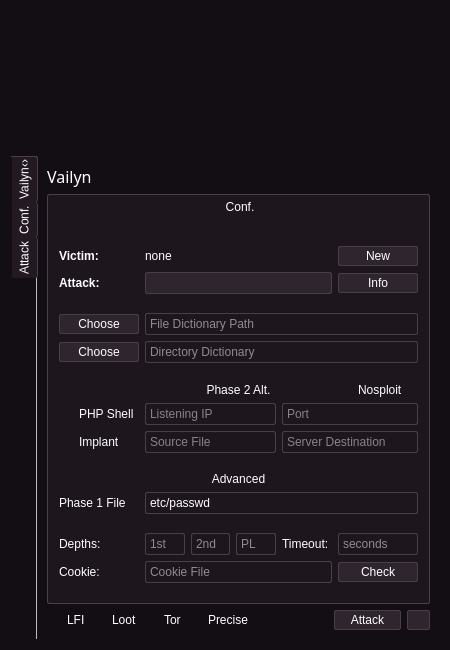
VainlyStrain/Vailyn, file core/qt5/Main.ui: the form before one commit.
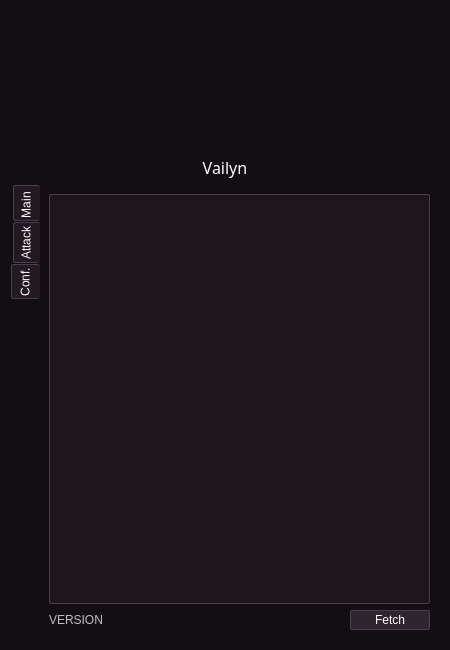
The form after the commit. The open tabs and pages were chosen to show the change. Icons and pictures are not drawn.

```diff
--- a/core/qt5/Main.ui
+++ b/core/qt5/Main.ui
@@ -601,9 +601,12 @@
 color: #ffffff;
 }
 
+QTabWidget::pane { border: 0; }
+
 QTabWidget::tab-bar {
 background-color: #130e13;
 min-width: 21;
+alignment: center;
 } 
 
 QTabBar::tab {
@@ -612,34 +615,21 @@
 border-radius: 2px;
 spacing: 6;
 padding: 2px;
+margin-bottom: 1px;
 }
 
 QTabBar::tab:selected {
-border: 1px solid #221922;
-border-left-color: #130e13; 
-border-right-color: #4a3e4a; 
+border: 1px solid #4a3e4a; /*221922*/
+/*border-left-color: #130e13; */
+border-right-color: #221922; /*4a3e4a*/
 background: #221922;
 }
 QTabBar::tab:!selected {
-border: 1px solid #221922;
-border-left-color: #130e13; 
-border-right-color: #4a3e4a; 
+border: 1px solid #4a3e4a; /*221922*/
+/*border-left-color: #130e13; */
+border-right-color: #221922; /*4a3e4a*/
 background: #221922;
-}
-QTabBar::tab:first:!selected {
-border: 1px solid #130e13;
-border-right-color: #4a3e4a; 
-border-top-color: #4a3e4a; 
-border-bottom-color: #221922;
-border-top-left-radius: 0px;
-background: #221922;
-}
-QTabBar::tab:first:selected {
-border: 1px solid #4a3e4a;
-border-left-color: #130e13; 
-border-top-left-radius: 0px;
-border-bottom-color: #221922;
-background: #221922;
+margin-left: 2px;
 }
 
 QPushButton {
@@ -850,6 +840,24 @@
      </property>
     </layout>
    </item>
+   <item>
+    <widget class="QLabel" name="activeTitleLabel">
+     <property name="font">
+      <font>
+       <family>Passero One</family>
+       <pointsize>12</pointsize>
+       <weight>50</weight>
+       <bold>false</bold>
+      </font>
+     </property>
+     <property name="text">
+      <string>Vailyn</string>
+     </property>
+     <property name="alignment">
+      <set>Qt::AlignCenter</set>
+     </property>
+    </widget>
+   </item>
    <item>
     <layout class="QVBoxLayout" name="verticalLayout_3">
      <property name="spacing">
@@ -918,112 +926,20 @@
            <bool>true</bool>
           </property>
           <property name="documentMode">
-           <bool>true</bool>
-          </property>
-          <property name="tabBarAutoHide">
            <bool>false</bool>
           </property>
-          <widget class="QWidget" name="titleTab">
-           <attribute name="icon">
-            <iconset>
-             <normaloff>icons/tid.png</normaloff>icons/tid.png</iconset>
-           </attribute>
-           <attribute name="title">
-            <string notr="true">Vailyn‹›</string>
-           </attribute>
-           <layout class="QVBoxLayout" name="verticalLayout_tab5">
-            <item>
-             <layout class="QVBoxLayout" name="verticalLayout_4">
-              <item>
-               <widget class="QLabel" name="infoLabel">
-                <property name="font">
-                 <font>
-                  <weight>75</weight>
-                  <bold>true</bold>
-                 </font>
-                </property>
-                <property name="text">
-                 <string>Info</string>
-                </property>
-               </widget>
-              </item>
-              <item>
-               <widget class="QTextBrowser" name="textBrowser">
-                <property name="openLinks">
-                 <bool>false</bool>
-                </property>
-               </widget>
-              </item>
-              <item>
-               <layout class="QHBoxLayout" name="horizontalLayout_3">
-                <item>
-                 <widget class="QLabel" name="versionLabel">
-                  <property name="enabled">
-                   <bool>false</bool>
-                  </property>
-                  <property name="text">
-                   <string>Vailyn ‹› : ‹›</string>
-                  </property>
-                 </widget>
-                </item>
-                <item>
-                 <spacer name="horizontalSpacer_2">
-                  <property name="orientation">
-                   <enum>Qt::Horizontal</enum>
-                  </property>
-                  <property name="sizeHint" stdset="0">
-                   <size>
-                    <width>40</width>
-                    <height>20</height>
-                   </size>
-                  </property>
-                 </spacer>
-                </item>
-                <item>
-                 <widget class="QPushButton" name="exitButton">
-                  <property name="toolTip">
-                   <string>&lt;html&gt;&lt;head/&gt;&lt;body&gt;&lt;p&gt;Exit the application.&lt;/p&gt;&lt;/body&gt;&lt;/html&gt;</string>
-                  </property>
-                  <property name="text">
-                   <string>Close</string>
-                  </property>
-                  <property name="icon">
-                   <iconset>
-                    <normaloff>icons/window-close.svg</normaloff>icons/window-close.svg</iconset>
-                  </property>
-                 </widget>
-                </item>
-               </layout>
-              </item>
-             </layout>
-            </item>
-           </layout>
-          </widget>
+          <property name="tabBarAutoHide">
+           <bool>true</bool>
+          </property>
           <widget class="QWidget" name="configTab">
            <attribute name="icon">
             <iconset>
              <normaloff>icons/Vailyn.png</normaloff>icons/Vailyn.png</iconset>
            </attribute>
            <attribute name="title">
-            <string notr="true">Conf.</string>
+            <string notr="true">Main </string>
            </attribute>
            <layout class="QVBoxLayout" name="verticalLayout_tab5">
-            <item>
-             <widget class="QLabel" name="mandatoryLabel">
-              <property name="font">
-               <font>
-                <family>Passero One</family>
-                <pointsize>12</pointsize>
-                <weight>50</weight>
-                <bold>false</bold>
-                <underline>false</underline>
-               </font>
-              </property>
-              <property name="text">
-               <string>Vailyn</string>
-              </property>
-             </widget>
-            </item>
             <item>
              <layout class="QVBoxLayout" name="verticalLayout_7">
               <item>
@@ -1998,6 +1914,320 @@
             </item>
            </layout>
           </widget>
+          <widget class="QWidget" name="optionTab">
+           <attribute name="icon">
+            <iconset>
+             <normaloff>icons/settings.png</normaloff>icons/settings.png</iconset>
+           </attribute>
+           <attribute name="title">
+            <string notr="true">Conf.</string>
+           </attribute>
+           <layout class="QVBoxLayout" name="verticalLayout_optTab">
+            <item>
+             <widget class="QGroupBox" name="settingsBox">
+              <property name="sizePolicy">
+               <sizepolicy hsizetype="Preferred" vsizetype="Preferred">
+                <horstretch>1</horstretch>
+                <verstretch>0</verstretch>
+               </sizepolicy>
+              </property>
+              <property name="minimumSize">
+               <size>
+                <width>0</width>
+                <height>120</height>
+               </size>
+              </property>
+              <property name="maximumSize">
+               <size>
+                <width>16777215</width>
+                <height>16777215</height>
+               </size>
+              </property>
+              <property name="palette">
+               <palette>
+                <active>
+                 <colorrole role="WindowText">
+                  <brush brushstyle="SolidPattern">
+                   <color alpha="255">
+                    <red>255</red>
+                    <green>255</green>
+                    <blue>255</blue>
+                   </color>
+                  </brush>
+                 </colorrole>
+                 <colorrole role="Button">
+                  <brush brushstyle="SolidPattern">
+                   <color alpha="255">
+                    <red>29</red>
+                    <green>22</green>
+                    <blue>29</blue>
+                   </color>
+                  </brush>
+                 </colorrole>
+                 <colorrole role="Text">
+                  <brush brushstyle="SolidPattern">
+                   <color alpha="255">
+                    <red>255</red>
+                    <green>255</green>
+                    <blue>255</blue>
+                   </color>
+                  </brush>
+                 </colorrole>
+                 <colorrole role="ButtonText">
+                  <brush brushstyle="SolidPattern">
+                   <color alpha="255">
+                    <red>255</red>
+                    <green>255</green>
+                    <blue>255</blue>
+                   </color>
+                  </brush>
+                 </colorrole>
+                 <colorrole role="Base">
+                  <brush brushstyle="SolidPattern">
+                   <color alpha="255">
+                    <red>29</red>
+                    <green>22</green>
+                    <blue>29</blue>
+                   </color>
+                  </brush>
+                 </colorrole>
+                 <colorrole role="Window">
+                  <brush brushstyle="SolidPattern">
+                   <color alpha="255">
+                    <red>29</red>
+                    <green>22</green>
+                    <blue>29</blue>
+                   </color>
+                  </brush>
+                 </colorrole>
+                 <colorrole role="PlaceholderText">
+                  <brush brushstyle="NoBrush">
+                   <color alpha="128">
+                    <red>255</red>
+                    <green>255</green>
+                    <blue>255</blue>
+                   </color>
+                  </brush>
+                 </colorrole>
+                </active>
+                <inactive>
+                 <colorrole role="WindowText">
+                  <brush brushstyle="SolidPattern">
+                   <color alpha="255">
+                    <red>255</red>
+                    <green>255</green>
+                    <blue>255</blue>
+                   </color>
+                  </brush>
+                 </colorrole>
+                 <colorrole role="Button">
+                  <brush brushstyle="SolidPattern">
+                   <color alpha="255">
+                    <red>29</red>
+                    <green>22</green>
+                    <blue>29</blue>
+                   </color>
+                  </brush>
+                 </colorrole>
+                 <colorrole role="Text">
+                  <brush brushstyle="SolidPattern">
+                   <color alpha="255">
+                    <red>255</red>
+                    <green>255</green>
+                    <blue>255</blue>
+                   </color>
+                  </brush>
+                 </colorrole>
+                 <colorrole role="ButtonText">
+                  <brush brushstyle="SolidPattern">
+                   <color alpha="255">
+                    <red>255</red>
+                    <green>255</green>
+                    <blue>255</blue>
+                   </color>
+                  </brush>
+                 </colorrole>
+                 <colorrole role="Base">
+                  <brush brushstyle="SolidPattern">
+                   <color alpha="255">
+                    <red>29</red>
+                    <green>22</green>
+                    <blue>29</blue>
+                   </color>
+                  </brush>
+                 </colorrole>
+                 <colorrole role="Window">
+                  <brush brushstyle="SolidPattern">
+                   <color alpha="255">
+                    <red>29</red>
+                    <green>22</green>
+                    <blue>29</blue>
+                   </color>
+                  </brush>
+                 </colorrole>
+                 <colorrole role="PlaceholderText">
+                  <brush brushstyle="NoBrush">
+                   <color alpha="128">
+                    <red>255</red>
+                    <green>255</green>
+                    <blue>255</blue>
+                   </color>
+                  </brush>
+                 </colorrole>
+                </inactive>
+                <disabled>
+                 <colorrole role="WindowText">
+                  <brush brushstyle="SolidPattern">
+                   <color alpha="255">
+                    <red>91</red>
+                    <green>89</green>
+                    <blue>92</blue>
+                   </color>
+                  </brush>
+                 </colorrole>
+                 <colorrole role="Button">
+                  <brush brushstyle="SolidPattern">
+                   <color alpha="255">
+                    <red>29</red>
+                    <green>22</green>
+                    <blue>29</blue>
+                   </color>
+                  </brush>
+                 </colorrole>
+                 <colorrole role="Text">
+                  <brush brushstyle="SolidPattern">
+                   <color alpha="255">
+                    <red>98</red>
+                    <green>94</green>
+                    <blue>98</blue>
+                   </color>
+                  </brush>
+                 </colorrole>
+                 <colorrole role="ButtonText">
+                  <brush brushstyle="SolidPattern">
+                   <color alpha="255">
+                    <red>100</red>
+                    <green>95</green>
+                    <blue>101</blue>
+                   </color>
+                  </brush>
+                 </colorrole>
+                 <colorrole role="Base">
+                  <brush brushstyle="SolidPattern">
+                   <color alpha="255">
+                    <red>29</red>
+                    <green>22</green>
+                    <blue>29</blue>
+                   </color>
+                  </brush>
+                 </colorrole>
+                 <colorrole role="Window">
+                  <brush brushstyle="SolidPattern">
+                   <color alpha="255">
+                    <red>29</red>
+                    <green>22</green>
+                    <blue>29</blue>
+                   </color>
+                  </brush>
+                 </colorrole>
+                 <colorrole role="PlaceholderText">
+                  <brush brushstyle="NoBrush">
+                   <color alpha="128">
+                    <red>239</red>
+                    <green>240</green>
+                    <blue>241</blue>
+                   </color>
+                  </brush>
+                 </colorrole>
+                </disabled>
+               </palette>
+              </property>
+              <property name="focusPolicy">
+               <enum>Qt::ClickFocus</enum>
+              </property>
+              <property name="autoFillBackground">
+               <bool>false</bool>
+              </property>
+              <property name="title">
+               <string/>
+              </property>
+              <property name="alignment">
+               <set>Qt::AlignCenter</set>
+              </property>
+              <property name="flat">
+               <bool>false</bool>
+              </property>
+              <property name="checkable">
+               <bool>false</bool>
+              </property>
+              <layout class="QHBoxLayout" name="horizontalLayout_9Dup">
+               <item>
+                <widget class="QWidget" name="gridWidgetDup" native="true">
+                 <property name="sizePolicy">
+                  <sizepolicy hsizetype="Preferred" vsizetype="Preferred">
+                   <horstretch>0</horstretch>
+                   <verstretch>0</verstretch>
+                  </sizepolicy>
+                 </property>
+                 <layout class="QGridLayout" name="optLayout" columnstretch="0">
+                  <property name="sizeConstraint">
+                   <enum>QLayout::SetDefaultConstraint</enum>
+                  </property>
+                  <property name="leftMargin">
+                   <number>0</number>
+                  </property>
+                  <property name="rightMargin">
+                   <number>0</number>
+                  </property>
+                 </layout>
+                </widget>
+               </item>
+              </layout>
+             </widget>
+            </item>
+            <item>
+             <layout class="QHBoxLayout" name="horizontalLayout_2">
+              <item>
+               <widget class="QLabel" name="versionLabel">
+                <property name="enabled">
+                 <bool>false</bool>
+                </property>
+                <property name="text">
+                 <string>VERSION</string>
+                </property>
+               </widget>
+              </item>
+              <item>
+               <spacer name="horizontalSpacer">
+                <property name="orientation">
+                 <enum>Qt::Horizontal</enum>
+                </property>
+                <property name="sizeHint" stdset="0">
+                 <size>
+                  <width>40</width>
+                  <height>20</height>
+                 </size>
+                </property>
+               </spacer>
+              </item>
+              <item>
+               <widget class="QPushButton" name="updateButton">
+                <property name="toolTip">
+                 <string>&lt;html&gt;&lt;head/&gt;&lt;body&gt;&lt;p&gt;Check for updates.&lt;/p&gt;&lt;/body&gt;&lt;/html&gt;</string>
+                </property>
+                <property name="text">
+                 <string>Fetch</string>
+                </property>
+                <property name="icon">
+                 <iconset>
+                  <normaloff>icons/settings.png</normaloff>icons/settings.png</iconset>
+                </property>
+               </widget>
+              </item>
+             </layout>
+            </item>
+           </layout>
+          </widget>
          </widget>
         </item>
        </layout>
```
Left out of the diff: 21 changed lines with no effect on the pictures.
